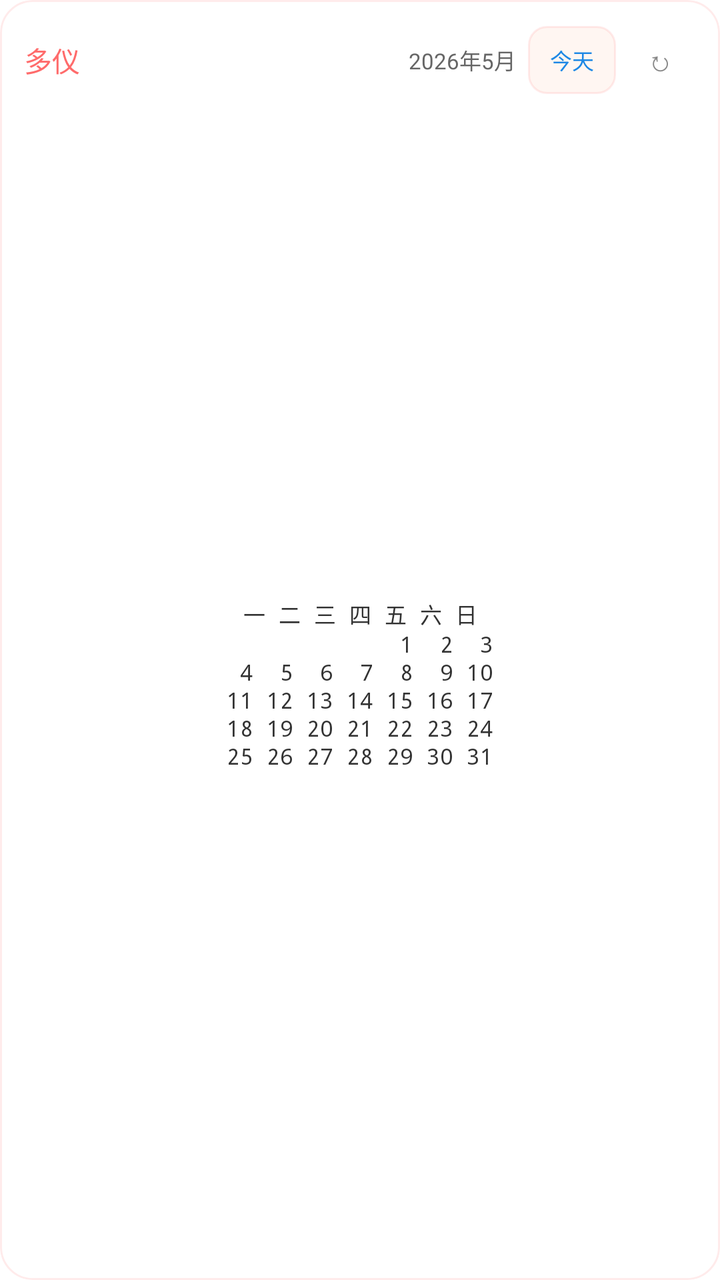
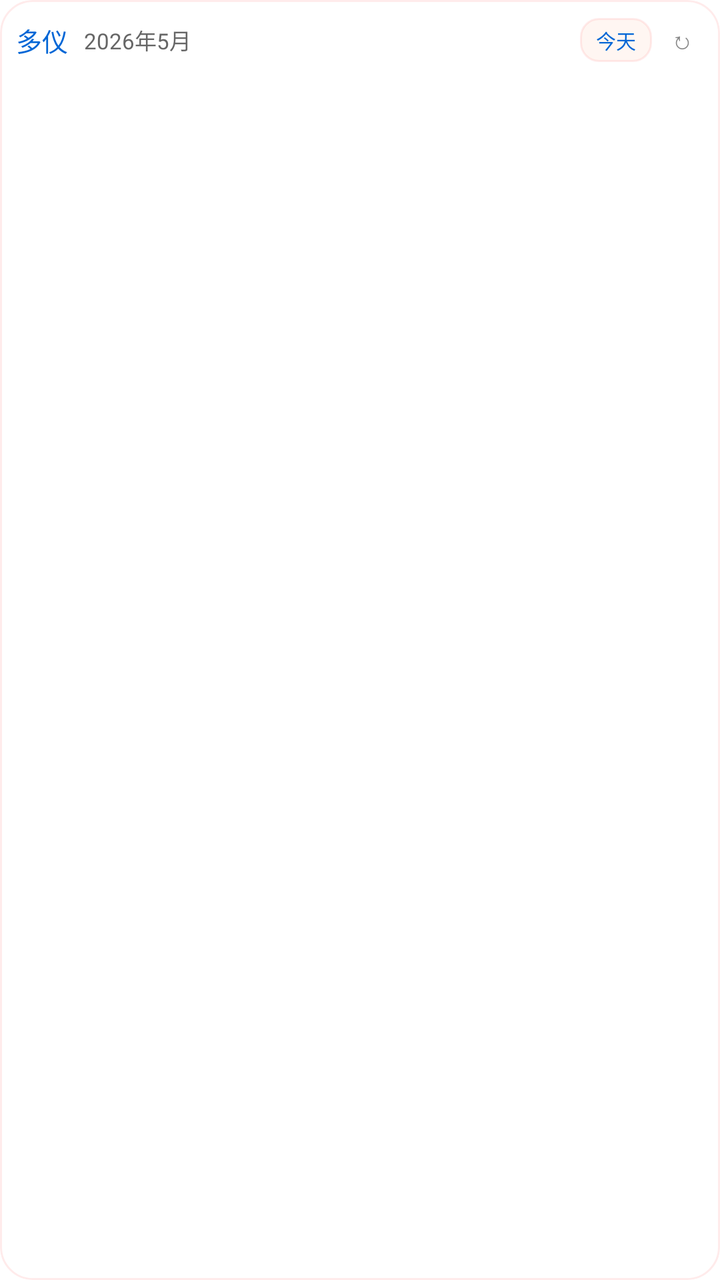

An Android layout rendered at two revisions. The XML below is the earlier revision; the diff shows what the commit changed to produce the second picture.
<!-- AndroidManifest.xml: fallback theme Theme.MaterialComponents.DayNight.NoActionBar -->
<!-- res/layout/duoyi_calendar_widget.xml -->
<?xml version="1.0" encoding="utf-8"?>
<FrameLayout xmlns:android="http://schemas.android.com/apk/res/android"
    android:id="@+id/widget_calendar_root"
    android:layout_width="match_parent"
    android:layout_height="match_parent"
    android:background="@drawable/widget_bg_round_16"
    android:clipToOutline="true"
    android:outlineProvider="background">

    <ImageView
        android:id="@+id/widget_theme_background"
        android:layout_width="match_parent"
        android:layout_height="match_parent"
        android:contentDescription="@null"
        android:scaleType="centerCrop"
        android:visibility="gone" />

    <TextView
        android:id="@+id/widget_theme_overlay"
        android:layout_width="match_parent"
        android:layout_height="match_parent"
        android:maxLines="1"
        android:ellipsize="end"
        android:visibility="gone" />

    
    <ImageView
        android:id="@+id/widget_theme_border"
        android:layout_width="match_parent"
        android:layout_height="match_parent"
        android:contentDescription="@null"
        android:importantForAccessibility="no"
        android:scaleType="fitXY"
        android:visibility="gone" />

    <LinearLayout
        android:layout_width="match_parent"
        android:layout_height="match_parent"
        android:orientation="vertical"
        android:padding="12dp">

    <LinearLayout
        android:layout_width="match_parent"
        android:layout_height="wrap_content"
        android:gravity="center_vertical"
        android:orientation="horizontal">

        <TextView
            android:id="@+id/widget_calendar_title"
            android:layout_width="0dp"
            android:layout_height="wrap_content"
            android:layout_weight="1"
            android:ellipsize="end"
            android:maxLines="1"
            android:text="多仪"
            android:textColor="#FF6B6B"
            android:textSize="14sp" />

        <TextView
            android:id="@+id/widget_calendar_month"
            android:layout_width="wrap_content"
            android:layout_height="wrap_content"
            android:ellipsize="end"
            android:maxWidth="82dp"
            android:maxLines="1"
            android:text="2026年5月"
            android:textColor="#666666"
            android:textSize="11sp" />

        <TextView
            android:id="@+id/widget_calendar_today_button"
            android:layout_width="wrap_content"
            android:layout_height="34dp"
            android:minWidth="44dp"
            android:minHeight="34dp"
            android:layout_marginLeft="6dp"
            android:paddingLeft="8dp"
            android:paddingRight="8dp"
            android:background="@drawable/widget_nav_bg"
            android:gravity="center"
            android:ellipsize="end"
            android:maxLines="1"
            android:text="今天"
            android:textColor="#1E88E5"
            android:textSize="11sp" />

        <TextView
            android:id="@+id/widget_refresh"
            android:layout_width="36dp"
            android:layout_height="36dp"
            android:minWidth="36dp"
            android:minHeight="36dp"
            android:layout_marginLeft="4dp"
            android:gravity="center"
            android:ellipsize="end"
            android:maxLines="1"
            android:text="↻"
            android:contentDescription="@string/widget_refresh_description"
            android:textColor="#888888"
            android:textSize="14sp" />
    </LinearLayout>

    <TextView
        android:id="@+id/widget_calendar_grid"
        android:layout_width="match_parent"
        android:layout_height="0dp"
        android:layout_weight="1"
        android:layout_marginTop="8dp"
        android:gravity="center"
        android:includeFontPadding="false"
        android:lineSpacingExtra="1dp"
        android:text="一 二 三 四 五 六 日&#10;             1  2  3&#10; 4  5  6  7  8  9 10&#10;11 12 13 14 15 16 17&#10;18 19 20 21 22 23 24&#10;25 26 27 28 29 30 31"
        android:textColor="#333333"
        android:textSize="11sp"
        android:typeface="monospace" />

    <TextView
        android:id="@+id/widget_calendar_summary"
        android:layout_width="match_parent"
        android:layout_height="wrap_content"
        android:layout_marginTop="6dp"
        android:ellipsize="end"
        android:maxLines="1"
        android:text="@string/widget_calendar_summary_default"
        android:textColor="#1E88E5"
        android:textSize="11sp"
        android:visibility="gone" />

    <TextView
        android:id="@+id/widget_calendar_event_summary"
        android:layout_width="match_parent"
        android:layout_height="wrap_content"
        android:layout_marginTop="4dp"
        android:ellipsize="end"
        android:maxLines="1"
        android:text="@string/widget_calendar_event_empty"
        android:textColor="#333333"
        android:textSize="11sp"
        android:visibility="gone" />

    <LinearLayout
        android:id="@+id/widget_calendar_bottom_nav"
        android:layout_width="match_parent"
        android:layout_height="30dp"
        android:layout_marginTop="8dp"
        android:background="@drawable/widget_nav_bg"
        android:gravity="center"
        android:orientation="horizontal"
        android:paddingLeft="4dp"
        android:paddingRight="4dp"
        android:weightSum="4"
        android:visibility="gone">

        <TextView
            android:id="@+id/widget_calendar_nav_todo"
            android:layout_width="0dp"
            android:layout_height="match_parent"
            android:layout_weight="1"
            android:gravity="center"
            android:ellipsize="end"
            android:maxLines="1"
            android:text="@string/widget_tab_todo"
            android:textColor="#333333"
            android:textSize="10sp" />

        <TextView
            android:id="@+id/widget_calendar_nav_habit"
            android:layout_width="0dp"
            android:layout_height="match_parent"
            android:layout_weight="1"
            android:gravity="center"
            android:ellipsize="end"
            android:maxLines="1"
            android:text="@string/widget_tab_habit"
            android:textColor="#333333"
            android:textSize="10sp" />

        <TextView
            android:id="@+id/widget_calendar_nav_calendar"
            android:layout_width="0dp"
            android:layout_height="match_parent"
            android:layout_weight="1"
            android:gravity="center"
            android:ellipsize="end"
            android:maxLines="1"
            android:text="@string/widget_tab_calendar"
            android:textColor="#1E88E5"
            android:textSize="10sp" />

        <TextView
            android:id="@+id/widget_calendar_nav_focus"
            android:layout_width="0dp"
            android:layout_height="match_parent"
            android:layout_weight="1"
            android:gravity="center"
            android:ellipsize="end"
            android:maxLines="1"
            android:text="@string/widget_tab_focus"
            android:textColor="#333333"
            android:textSize="10sp" />
    </LinearLayout>
    </LinearLayout>
</FrameLayout>
<!-- resources referenced by this layout -->
<resources>
  <!-- drawable widget_bg_round_16 (drawable) -->
  <?xml version="1.0" encoding="utf-8"?>
  <shape xmlns:android="http://schemas.android.com/apk/res/android"
      android:shape="rectangle">
      <corners android:radius="16dp" />
      <solid android:color="#FFFFFFFF" />
      <stroke android:width="1dp" android:color="#22FF6B6B" />
  </shape>
  <!-- drawable widget_nav_bg (drawable) -->
  <?xml version="1.0" encoding="utf-8"?>
  <shape xmlns:android="http://schemas.android.com/apk/res/android"
      android:shape="rectangle">
      <corners android:radius="9dp" />
      <solid android:color="#FFFFF6F2" />
      <stroke android:width="1dp" android:color="#22FF6B6B" />
  </shape>
  <string name="widget_calendar_event_empty">今日没有日程</string>
  <string name="widget_calendar_summary_default">本月日期 · 今日已标记</string>
  <string name="widget_refresh_description">刷新小组件</string>
  <string name="widget_tab_calendar">日历</string>
  <string name="widget_tab_focus">专注</string>
  <string name="widget_tab_habit">习惯</string>
  <string name="widget_tab_todo">待办</string>
</resources>

<!-- the commit's change to res/layout/duoyi_calendar_widget.xml (unified diff, before → after) -->
@@ -34,170 +34,346 @@
         android:visibility="gone" />
 
     <LinearLayout
+        android:id="@+id/widget_calendar_content"
         android:layout_width="match_parent"
         android:layout_height="match_parent"
         android:orientation="vertical"
-        android:padding="12dp">
-
-    <LinearLayout
-        android:layout_width="match_parent"
-        android:layout_height="wrap_content"
-        android:gravity="center_vertical"
-        android:orientation="horizontal">
+        android:padding="8dp">
 
         <TextView
-            android:id="@+id/widget_calendar_title"
-            android:layout_width="0dp"
-            android:layout_height="wrap_content"
+            android:id="@+id/widget_calendar_recovery"
+            android:layout_width="match_parent"
+            android:layout_height="wrap_content"
+            android:gravity="center"
+            android:textColor="#333333"
+            android:textSize="12sp"
+            android:visibility="gone" />
+
+        <LinearLayout
+            android:id="@+id/widget_calendar_header"
+            android:layout_width="match_parent"
+            android:layout_height="wrap_content"
+            android:minHeight="24dp"
+            android:gravity="center_vertical"
+            android:orientation="horizontal">
+
+            <TextView
+                android:id="@+id/widget_calendar_title"
+                android:layout_width="wrap_content"
+                android:layout_height="wrap_content"
+                android:layout_marginEnd="8dp"
+                android:includeFontPadding="false"
+                android:text="多仪"
+                android:textColor="#0066D6"
+                android:textSize="13sp" />
+
+            <TextView
+                android:id="@+id/widget_calendar_month"
+                android:layout_width="0dp"
+                android:layout_weight="1"
+                android:layout_height="wrap_content"
+                android:includeFontPadding="false"
+                android:text="2026年5月"
+                android:textColor="#666666"
+                android:textSize="11sp" />
+
+            <TextView
+                android:id="@+id/widget_calendar_today_button"
+                android:layout_width="wrap_content"
+                android:layout_height="wrap_content"
+                android:layout_marginLeft="6dp"
+                android:background="@drawable/widget_nav_bg"
+                android:gravity="center"
+                android:includeFontPadding="false"
+                android:minWidth="36dp"
+                android:minHeight="22dp"
+                android:paddingTop="2dp"
+                android:paddingBottom="2dp"
+                android:paddingLeft="6dp"
+                android:paddingRight="6dp"
+                android:text="今天"
+                android:textColor="#0066D6"
+                android:textSize="10sp" />
+
+            <TextView
+                android:id="@+id/widget_refresh"
+                android:layout_width="wrap_content"
+                android:layout_height="wrap_content"
+                android:layout_marginLeft="4dp"
+                android:contentDescription="@string/widget_refresh_description"
+                android:gravity="center"
+                android:includeFontPadding="false"
+                android:minWidth="22dp"
+                android:minHeight="22dp"
+                android:padding="2dp"
+                android:text="↻"
+                android:textColor="#888888"
+                android:textSize="12sp" />
+        </LinearLayout>
+
+        <LinearLayout
+            android:id="@+id/widget_calendar_weekday_header"
+            android:layout_width="match_parent"
+            android:layout_height="wrap_content"
+            android:minHeight="12dp"
+            android:layout_marginTop="2dp"
+            android:orientation="horizontal">
+
+            <TextView
+                android:id="@+id/widget_calendar_weekday_0"
+                android:layout_width="0dp"
+                android:layout_height="wrap_content"
+                android:layout_weight="1"
+                android:gravity="center"
+                android:ellipsize="end"
+                android:includeFontPadding="false"
+                android:maxLines="1"
+                android:textColor="#666666"
+                android:textSize="9.5sp" />
+
+            <TextView
+                android:id="@+id/widget_calendar_weekday_1"
+                android:layout_width="0dp"
+                android:layout_height="wrap_content"
+                android:layout_weight="1"
+                android:gravity="center"
+                android:ellipsize="end"
+                android:includeFontPadding="false"
+                android:maxLines="1"
+                android:textColor="#666666"
+                android:textSize="9.5sp" />
+
+            <TextView
+                android:id="@+id/widget_calendar_weekday_2"
+                android:layout_width="0dp"
+                android:layout_height="wrap_content"
+                android:layout_weight="1"
+                android:gravity="center"
+                android:ellipsize="end"
+                android:includeFontPadding="false"
+                android:maxLines="1"
+                android:textColor="#666666"
+                android:textSize="9.5sp" />
+
+            <TextView
+                android:id="@+id/widget_calendar_weekday_3"
+                android:layout_width="0dp"
+                android:layout_height="wrap_content"
+                android:layout_weight="1"
+                android:gravity="center"
+                android:ellipsize="end"
+                android:includeFontPadding="false"
+                android:maxLines="1"
+                android:textColor="#666666"
+                android:textSize="9.5sp" />
+
+            <TextView
+                android:id="@+id/widget_calendar_weekday_4"
+                android:layout_width="0dp"
+                android:layout_height="wrap_content"
+                android:layout_weight="1"
+                android:gravity="center"
+                android:ellipsize="end"
+                android:includeFontPadding="false"
+                android:maxLines="1"
+                android:textColor="#666666"
+                android:textSize="9.5sp" />
+
+            <TextView
+                android:id="@+id/widget_calendar_weekday_5"
+                android:layout_width="0dp"
+                android:layout_height="wrap_content"
+                android:layout_weight="1"
+                android:gravity="center"
+                android:ellipsize="end"
+                android:includeFontPadding="false"
+                android:maxLines="1"
+                android:textColor="#666666"
+                android:textSize="9.5sp" />
+
+            <TextView
+                android:id="@+id/widget_calendar_weekday_6"
+                android:layout_width="0dp"
+                android:layout_height="wrap_content"
+                android:layout_weight="1"
+                android:gravity="center"
+                android:ellipsize="end"
+                android:includeFontPadding="false"
+                android:maxLines="1"
+                android:textColor="#666666"
+                android:textSize="9.5sp" />
+        </LinearLayout>
+
+        <TextView
+            android:id="@+id/widget_calendar_date_fallback"
+            android:layout_width="match_parent"
+            android:layout_height="wrap_content"
+            android:layout_marginTop="2dp"
+            android:textSize="11sp"
+            android:textColor="#333333"
+            android:visibility="gone" />
+
+        <LinearLayout
+            android:id="@+id/widget_calendar_grid"
+            android:layout_width="match_parent"
+            android:layout_height="0dp"
             android:layout_weight="1"
-            android:ellipsize="end"
-            android:maxLines="1"
-            android:text="多仪"
-            android:textColor="#FF6B6B"
-            android:textSize="14sp" />
-
-        <TextView
-            android:id="@+id/widget_calendar_month"
-            android:layout_width="wrap_content"
-            android:layout_height="wrap_content"
-            android:ellipsize="end"
-            android:maxWidth="82dp"
-            android:maxLines="1"
-            android:text="2026年5月"
-            android:textColor="#666666"
-            android:textSize="11sp" />
-
-        <TextView
-            android:id="@+id/widget_calendar_today_button"
-            android:layout_width="wrap_content"
-            android:layout_height="34dp"
-            android:minWidth="44dp"
-            android:minHeight="34dp"
-            android:layout_marginLeft="6dp"
-            android:paddingLeft="8dp"
-            android:paddingRight="8dp"
+            android:layout_marginTop="2dp"
+            android:orientation="vertical">
+
+            <LinearLayout
+                android:id="@+id/widget_calendar_row_0"
+                android:layout_width="match_parent"
+                android:layout_height="0dp"
+                android:layout_weight="1"
+                android:orientation="horizontal"
+                android:visibility="gone" />
+
+            <LinearLayout
+                android:id="@+id/widget_calendar_row_1"
+                android:layout_width="match_parent"
+                android:layout_height="0dp"
+                android:layout_weight="1"
+                android:orientation="horizontal"
+                android:visibility="gone" />
+
+            <LinearLayout
+                android:id="@+id/widget_calendar_row_2"
+                android:layout_width="match_parent"
+                android:layout_height="0dp"
+                android:layout_weight="1"
+                android:orientation="horizontal"
+                android:visibility="gone" />
+
+            <LinearLayout
+                android:id="@+id/widget_calendar_row_3"
+                android:layout_width="match_parent"
+                android:layout_height="0dp"
+                android:layout_weight="1"
+                android:orientation="horizontal"
+                android:visibility="gone" />
+
+            <LinearLayout
+                android:id="@+id/widget_calendar_row_4"
+                android:layout_width="match_parent"
+                android:layout_height="0dp"
+                android:layout_weight="1"
+                android:orientation="horizontal"
+                android:visibility="gone" />
+
+            <LinearLayout
+                android:id="@+id/widget_calendar_row_5"
+                android:layout_width="match_parent"
+                android:layout_height="0dp"
+                android:layout_weight="1"
+                android:orientation="horizontal"
+                android:visibility="gone" />
+        </LinearLayout>
+
+        <LinearLayout
+            android:id="@+id/widget_calendar_info_row"
+            android:layout_width="match_parent"
+            android:layout_height="wrap_content"
+            android:minHeight="14dp"
+            android:layout_marginTop="2dp"
+            android:orientation="vertical"
+            android:visibility="gone">
+
+            <TextView
+                android:id="@+id/widget_calendar_summary"
+                android:layout_width="match_parent"
+                android:layout_height="wrap_content"
+                android:gravity="center_vertical"
+                android:text="@string/widget_calendar_summary_default"
+                android:textColor="#0066D6"
+                android:textSize="10sp"
+                android:visibility="gone" />
+
+            <TextView
+                android:id="@+id/widget_calendar_event_summary"
+                android:layout_width="match_parent"
+                android:layout_height="wrap_content"
+                android:layout_marginTop="2dp"
+                android:gravity="center_vertical"
+                android:text="@string/widget_calendar_event_empty"
+                android:textColor="#333333"
+                android:textSize="10sp"
+                android:visibility="gone" />
+        </LinearLayout>
+
+        <LinearLayout
+            android:id="@+id/widget_calendar_spacer"
+            android:layout_width="match_parent"
+            android:layout_height="0dp"
+            android:layout_weight="1"
+            android:orientation="horizontal"
+            android:visibility="gone" />
+
+        <LinearLayout
+            android:id="@+id/widget_calendar_bottom_nav"
+            android:layout_width="match_parent"
+            android:layout_height="wrap_content"
+            android:minHeight="24dp"
+            android:layout_marginTop="2dp"
             android:background="@drawable/widget_nav_bg"
             android:gravity="center"
-            android:ellipsize="end"
-            android:maxLines="1"
-            android:text="今天"
-            android:textColor="#1E88E5"
-            android:textSize="11sp" />
-
-        <TextView
-            android:id="@+id/widget_refresh"
-            android:layout_width="36dp"
-            android:layout_height="36dp"
-            android:minWidth="36dp"
-            android:minHeight="36dp"
-            android:layout_marginLeft="4dp"
-            android:gravity="center"
-            android:ellipsize="end"
-            android:maxLines="1"
-            android:text="↻"
-            android:contentDescription="@string/widget_refresh_description"
-            android:textColor="#888888"
-            android:textSize="14sp" />
-    </LinearLayout>
-
-    <TextView
-        android:id="@+id/widget_calendar_grid"
-        android:layout_width="match_parent"
-        android:layout_height="0dp"
-        android:layout_weight="1"
-        android:layout_marginTop="8dp"
-        android:gravity="center"
-        android:includeFontPadding="false"
-        android:lineSpacingExtra="1dp"
-        android:text="一 二 三 四 五 六 日&#10;             1  2  3&#10; 4  5  6  7  8  9 10&#10;11 12 13 14 15 16 17&#10;18 19 20 21 22 23 24&#10;25 26 27 28 29 30 31"
-        android:textColor="#333333"
-        android:textSize="11sp"
-        android:typeface="monospace" />
-
-    <TextView
-        android:id="@+id/widget_calendar_summary"
-        android:layout_width="match_parent"
-        android:layout_height="wrap_content"
-        android:layout_marginTop="6dp"
-        android:ellipsize="end"
-        android:maxLines="1"
-        android:text="@string/widget_calendar_summary_default"
-        android:textColor="#1E88E5"
-        android:textSize="11sp"
-        android:visibility="gone" />
-
-    <TextView
-        android:id="@+id/widget_calendar_event_summary"
-        android:layout_width="match_parent"
-        android:layout_height="wrap_content"
-        android:layout_marginTop="4dp"
-        android:ellipsize="end"
-        android:maxLines="1"
-        android:text="@string/widget_calendar_event_empty"
-        android:textColor="#333333"
-        android:textSize="11sp"
-        android:visibility="gone" />
-
-    <LinearLayout
-        android:id="@+id/widget_calendar_bottom_nav"
-        android:layout_width="match_parent"
-        android:layout_height="30dp"
-        android:layout_marginTop="8dp"
-        android:background="@drawable/widget_nav_bg"
-        android:gravity="center"
-        android:orientation="horizontal"
-        android:paddingLeft="4dp"
-        android:paddingRight="4dp"
-        android:weightSum="4"
-        android:visibility="gone">
-
-        <TextView
-            android:id="@+id/widget_calendar_nav_todo"
-            android:layout_width="0dp"
-            android:layout_height="match_parent"
-            android:layout_weight="1"
-            android:gravity="center"
-            android:ellipsize="end"
-            android:maxLines="1"
-            android:text="@string/widget_tab_todo"
-            android:textColor="#333333"
-            android:textSize="10sp" />
-
-        <TextView
-            android:id="@+id/widget_calendar_nav_habit"
-            android:layout_width="0dp"
-            android:layout_height="match_parent"
-            android:layout_weight="1"
-            android:gravity="center"
-            android:ellipsize="end"
-            android:maxLines="1"
-            android:text="@string/widget_tab_habit"
-            android:textColor="#333333"
-            android:textSize="10sp" />
-
-        <TextView
-            android:id="@+id/widget_calendar_nav_calendar"
-            android:layout_width="0dp"
-            android:layout_height="match_parent"
-            android:layout_weight="1"
-            android:gravity="center"
-            android:ellipsize="end"
-            android:maxLines="1"
-            android:text="@string/widget_tab_calendar"
-            android:textColor="#1E88E5"
-            android:textSize="10sp" />
-
-        <TextView
-            android:id="@+id/widget_calendar_nav_focus"
-            android:layout_width="0dp"
-            android:layout_height="match_parent"
-            android:layout_weight="1"
-            android:gravity="center"
-            android:ellipsize="end"
-            android:maxLines="1"
-            android:text="@string/widget_tab_focus"
-            android:textColor="#333333"
-            android:textSize="10sp" />
-    </LinearLayout>
+            android:orientation="horizontal"
+            android:paddingLeft="4dp"
+            android:paddingRight="4dp"
+            android:weightSum="4"
+            android:visibility="gone">
+
+            <TextView
+                android:id="@+id/widget_calendar_nav_todo"
+                android:layout_width="0dp"
+                android:layout_height="wrap_content"
+                android:layout_weight="1"
+                android:gravity="center"
+                android:ellipsize="end"
+                android:includeFontPadding="false"
+                android:maxLines="1"
+                android:text="@string/widget_tab_todo"
+                android:textColor="#333333"
+                android:textSize="9.5sp" />
+
+            <TextView
+                android:id="@+id/widget_calendar_nav_habit"
+                android:layout_width="0dp"
+                android:layout_height="wrap_content"
+                android:layout_weight="1"
+                android:gravity="center"
+                android:ellipsize="end"
+                android:includeFontPadding="false"
+                android:maxLines="1"
+                android:text="@string/widget_tab_habit"
+                android:textColor="#333333"
+                android:textSize="9.5sp" />
+
+            <TextView
+                android:id="@+id/widget_calendar_nav_calendar"
+                android:layout_width="0dp"
+                android:layout_height="wrap_content"
+                android:layout_weight="1"
+                android:gravity="center"
+                android:ellipsize="end"
+                android:includeFontPadding="false"
+                android:maxLines="1"
+                android:text="@string/widget_tab_calendar"
+                android:textColor="#0066D6"
+                android:textSize="9.5sp" />
+
+            <TextView
+                android:id="@+id/widget_calendar_nav_focus"
+                android:layout_width="0dp"
+                android:layout_height="wrap_content"
+                android:layout_weight="1"
+                android:gravity="center"
+                android:ellipsize="end"
+                android:includeFontPadding="false"
+                android:maxLines="1"
+                android:text="@string/widget_tab_focus"
+                android:textColor="#333333"
+                android:textSize="9.5sp" />
+        </LinearLayout>
     </LinearLayout>
 </FrameLayout>
